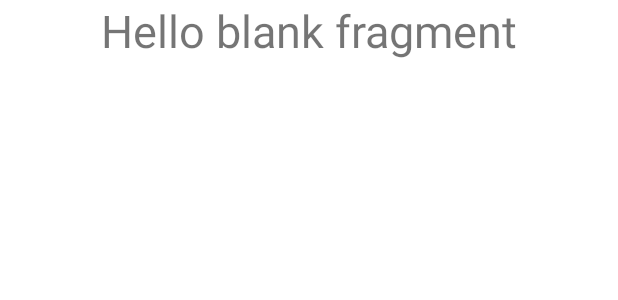
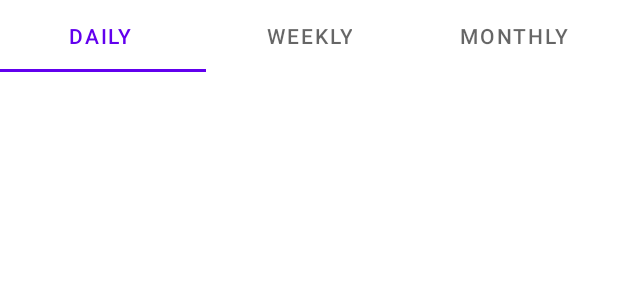
Before and after one commit to MarkHershey/SnapTrack, an Android app: the layout fragment_analytics.xml on its own in the app's theme, with its tools: preview values and no code run, on a phone screen of 412 x 824 dp. Shown: the top 300 px of the screen. Run offline under Robolectric (Android 15) with nearby library versions, the phone set to English and light mode, and no system bars.

Commit message:
data analytics work in progress

```diff
--- a/SnapTrackApp/app/build.gradle
+++ b/SnapTrackApp/app/build.gradle
@@ -58,4 +58,7 @@ dependencies {
     implementation 'com.android.support:multidex:1.0.3'
     implementation 'com.google.android.gms:play-services-auth:19.0.0'
 
+    // barchart dependencies
+    implementation 'com.github.PhilJay:MPAndroidChart:v3.1.0'
+
 }
--- a/SnapTrackApp/app/src/main/java/com/example/snaptrackapp/ui/analytics/AnalyticsViewModel.java
+++ b/SnapTrackApp/app/src/main/java/com/example/snaptrackapp/ui/analytics/AnalyticsViewModel.java
@@ -1,8 +1,12 @@
 package com.example.snaptrackapp.ui.analytics;
 
+import androidx.appcompat.widget.Toolbar;
 import androidx.lifecycle.LiveData;
 import androidx.lifecycle.MutableLiveData;
 import androidx.lifecycle.ViewModel;
+import androidx.viewpager.widget.ViewPager;
+
+import com.google.android.material.tabs.TabLayout;
 
 public class AnalyticsViewModel extends ViewModel {
 
--- a/SnapTrackApp/app/src/main/res/layout/fragment_analytics.xml
+++ b/SnapTrackApp/app/src/main/res/layout/fragment_analytics.xml
@@ -3,14 +3,35 @@
     xmlns:tools="http://schemas.android.com/tools"
     android:layout_width="match_parent"
     android:layout_height="match_parent"
+    xmlns:app="http://schemas.android.com/apk/res-auto"
     tools:context=".ui.analytics.AnalyticsFragment">
 
-    <TextView
-        android:id="@+id/text_analytics"
+    <com.google.android.material.tabs.TabLayout
+        android:id="@+id/tab_layout"
         android:layout_width="match_parent"
-        android:layout_height="match_parent"
-        android:textSize="30sp"
-        android:gravity="center_horizontal"
-        android:text="@string/hello_blank_fragment" />
+        android:layout_height="wrap_content"
+        app:tabGravity="fill" >
+
+        <com.google.android.material.tabs.TabItem
+            android:layout_width="match_parent"
+            android:layout_height="match_parent"
+            android:text="Daily "
+            android:id="@+id/dailytab" />
+
+        <com.google.android.material.tabs.TabItem
+            android:layout_width="match_parent"
+            android:layout_height="match_parent"
+            android:text="Weekly"
+            android:id="@+id/weeklytab" />
+
+        <com.google.android.material.tabs.TabItem
+            android:layout_width="match_parent"
+            android:layout_height="match_parent"
+            android:text="Monthly"
+            android:id="@+id/monthlytab" />
+
+    </com.google.android.material.tabs.TabLayout>
+
+
 
 </FrameLayout>
--- a/SnapTrackApp/build.gradle
+++ b/SnapTrackApp/build.gradle
@@ -19,6 +19,7 @@ allprojects {
     repositories {
         google()  // Google's Maven repository
         jcenter()
+        maven { url 'https://jitpack.io' }
     }
 }
 
```
Also changed, not shown: SnapTrackApp/app/src/main/java/com/example/snaptrackapp/ui/analytics/AnalyticsFragment.java (+2 -5 lines), SnapTrackApp/app/src/main/java/com/example/snaptrackapp/ui/analytics/DailyFragment.java (added, +113 -0 lines), SnapTrackApp/app/src/main/java/com/example/snaptrackapp/ui/analytics/MonthlyFragment.java (added, +80 -0 lines), SnapTrackApp/app/src/main/java/com/example/snaptrackapp/ui/analytics/PagerAdapter.java (added, +39 -0 lines), SnapTrackApp/app/src/main/java/com/example/snaptrackapp/ui/analytics/WeeklyFragment.java (added, +80 -0 lines), SnapTrackApp/app/src/main/res/layout/daily_fragment.xml (added, +11 -0 lines), SnapTrackApp/app/src/main/res/layout/monthly_fragment.xml (added, +11 -0 lines), SnapTrackApp/app/src/main/res/layout/weekly_fragment.xml (added, +11 -0 lines).
